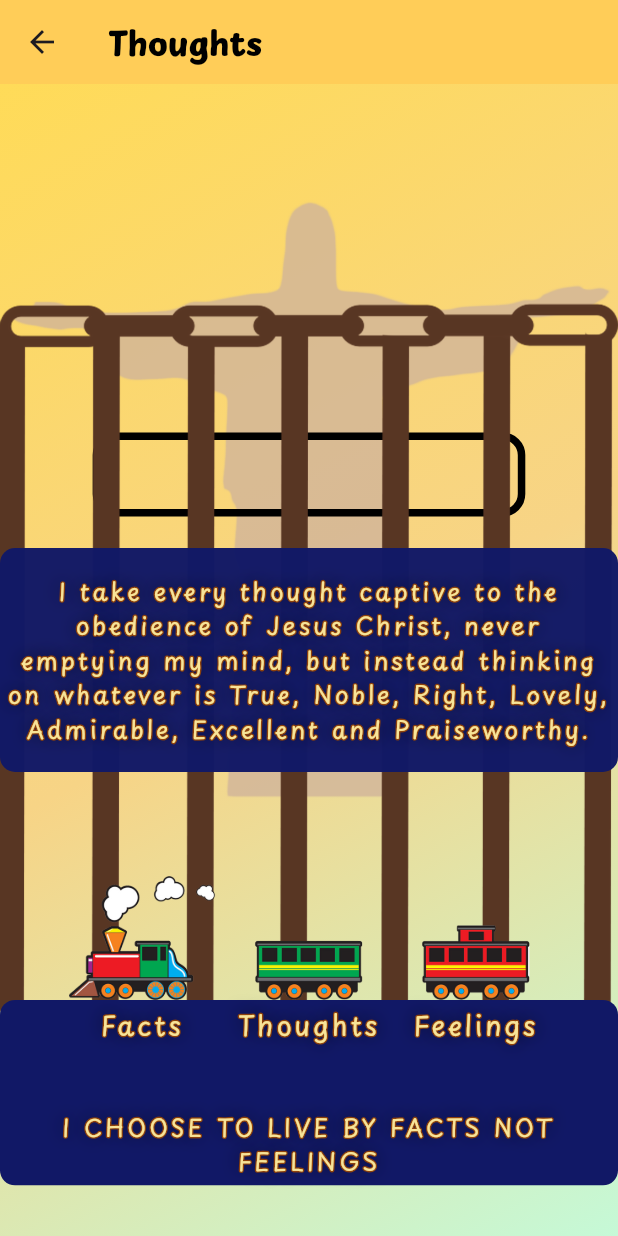
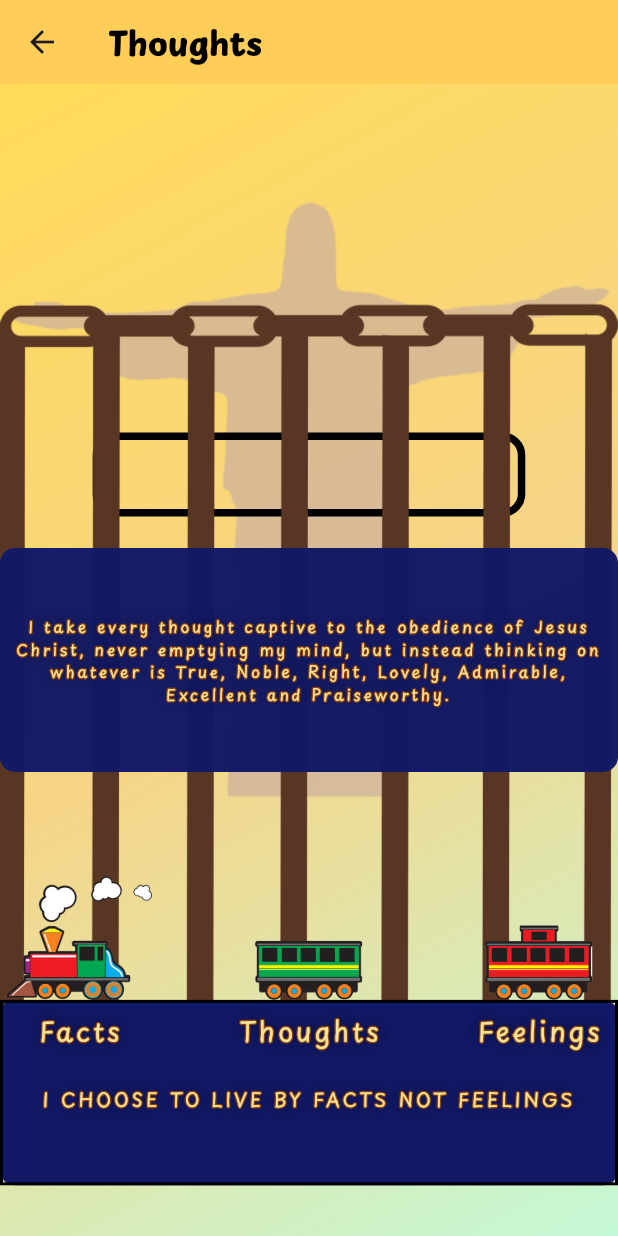
Before and after one commit to Jakebluhm/morning_mustard, a Flutter app: the ThoughtsPage screen opened by its route, on a phone screen of 412 x 824 dp. Run offline on Flutter 3.47's test engine with Material 3 defaults, Android fonts, the phone set to English and light mode, and no system bars; our stand-ins replace device_info_plus, flutter_hooks, flutter_layout_grid, flutter_riverpod, flutter_screenutil, freezed_annotation and 6 more; accounts and stored records are empty; generated files the repository leaves out were written again; project files that could hold a hidden picture were left out.

Commit message:
Fix formatting on thoughts page

```diff
--- a/lib/pages/thoughts_page.dart
+++ b/lib/pages/thoughts_page.dart
@@ -112,13 +112,13 @@ class ThoughtsPage extends HookConsumerWidget {
               decoration: BoxDecoration(
                   color: Color.fromRGBO(17, 24, 102, 0.98),
                   borderRadius: BorderRadius.circular(10)),
-              child: const Padding(
+              child: Padding(
                   padding: EdgeInsets.all(4.0),
                   child: Center(
                     child: ClipArtText(
                       text:
                           "I take every thought captive to the obedience of Jesus Christ, never emptying my mind, but instead thinking on whatever is True, Noble, Right, Lovely, Admirable, Excellent and Praiseworthy.",
-                      fontSize: 16,
+                      fontSize: 9.sp,
                     ),
                   )),
             ),
@@ -131,49 +131,36 @@ class ThoughtsPage extends HookConsumerWidget {
                       borderRadius: BorderRadius.circular(10)),
                   height: screenHeight * 0.15,
                   width: imageWidth,
-                  child: Container()),
-            ),
-            // Words
-            Transform.translate(
-              offset: Offset(0, screenHeight * 0.3),
+                  child: Center(
                     child: Container(
-                height: screenHeight * 0.05,
-                child: const Padding(
-                  padding: EdgeInsets.all(4.0),
+                      decoration: BoxDecoration(border: Border.all(width: 2)),
+                      width: imageWidth,
+                      child: Center(
+                        child: Padding(
+                          padding: EdgeInsets.only(top: 8.0.h),
                           child: ClipArtText(
-                    text: "Thoughts",
+                            text: "I CHOOSE TO LIVE BY FACTS NOT FEELINGS",
+                            fontSize: 11.sp,
                           ),
                         ),
                       ),
                     ),
+                  )),
+            ),
+            // Words
             Transform.translate(
-              offset: Offset(screenWidth * 0.27, screenHeight * 0.3),
+              offset: Offset(0, screenHeight * 0.25),
               child: Container(
-                height: screenHeight * 0.05,
-                child: const Padding(
-                  padding: EdgeInsets.all(4.0),
-                  child: ClipArtText(
-                    text: "Feelings",
-                  ),
-                ),
-              ),
-            ),
-            Transform.translate(
-              offset: Offset(screenWidth * -0.27, screenHeight * 0.3),
-              child: Container(
-                height: screenHeight * 0.05,
-                child: const Padding(
-                  padding: EdgeInsets.all(4.0),
-                  child: ClipArtText(
-                    text: "Facts",
-                  ),
-                ),
-              ),
-            ),
-            // Trains
-            Transform.translate(
-              offset: Offset(screenWidth * -0.27, screenHeight * 0.225),
-              child: Container(
+                width: imageWidth,
+                child: Row(
+                  mainAxisAlignment: MainAxisAlignment.spaceBetween,
+                  crossAxisAlignment: CrossAxisAlignment.center,
+                  children: [
+                    // First Column: t1 and "Facts"
+                    Column(
+                      mainAxisAlignment: MainAxisAlignment.center,
+                      children: [
+                        Container(
                           height: screenHeight * 0.11,
                           child: Padding(
                             padding: const EdgeInsets.all(4.0),
@@ -183,10 +170,22 @@ class ThoughtsPage extends HookConsumerWidget {
                             ),
                           ),
                         ),
+                        Container(
+                          height: screenHeight * 0.05,
+                          child: const Padding(
+                            padding: EdgeInsets.all(4.0),
+                            child: ClipArtText(
+                              text: "Facts",
                             ),
-            Transform.translate(
-              offset: Offset(0, screenHeight * 0.225),
-              child: Container(
+                          ),
+                        ),
+                      ],
+                    ),
+                    // Second Column: t2 and "Thoughts"
+                    Column(
+                      mainAxisAlignment: MainAxisAlignment.center,
+                      children: [
+                        Container(
                           height: screenHeight * 0.11,
                           child: Padding(
                             padding: const EdgeInsets.all(4.0),
@@ -196,10 +195,22 @@ class ThoughtsPage extends HookConsumerWidget {
                             ),
                           ),
                         ),
+                        Container(
+                          height: screenHeight * 0.05,
+                          child: const Padding(
+                            padding: EdgeInsets.all(4.0),
+                            child: ClipArtText(
+                              text: "Thoughts",
                             ),
-            Transform.translate(
-              offset: Offset(screenWidth * 0.27, screenHeight * 0.225),
-              child: Container(
+                          ),
+                        ),
+                      ],
+                    ),
+                    // Third Column: t3 and "Feelings"
+                    Column(
+                      mainAxisAlignment: MainAxisAlignment.center,
+                      children: [
+                        Container(
                           height: screenHeight * 0.11,
                           child: Padding(
                             padding: const EdgeInsets.all(4.0),
@@ -209,16 +220,20 @@ class ThoughtsPage extends HookConsumerWidget {
                             ),
                           ),
                         ),
+                        Container(
+                          height: screenHeight * 0.05,
+                          child: const Padding(
+                            padding: EdgeInsets.all(4.0),
+                            child: ClipArtText(
+                              text: "Feelings",
                             ),
-            Padding(
-              padding:
-                  EdgeInsets.only(bottom: 32.0.h, left: 8.0.w, right: 8.0.w),
-              child: const Align(
-                  alignment: Alignment.bottomCenter,
-                  child: ClipArtText(
-                    text: "I CHOOSE TO LIVE BY FACTS NOT FEELINGS",
-                    fontSize: 16,
-                  )),
+                          ),
+                        ),
+                      ],
+                    ),
+                  ],
+                ),
+              ),
             ),
           ],
         ),
```
Lines whose indentation alone changed are shown as unchanged.
